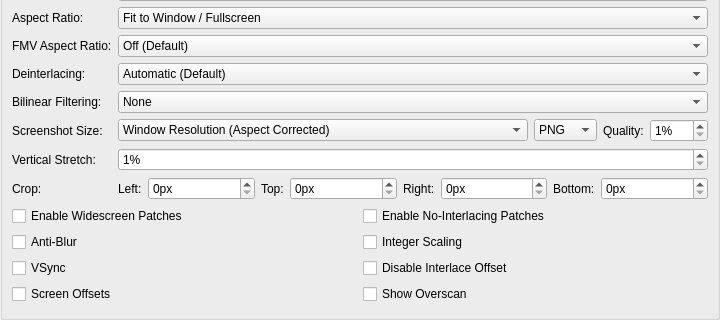
First picture: the form in pcsx2-qt/Settings/GraphicsSettingsWidget.ui, repository PCSX2/pcsx2, before the edit; both pictures show x 0 to 720 and y 145 to 465 of the 720 by 465 pixel window.
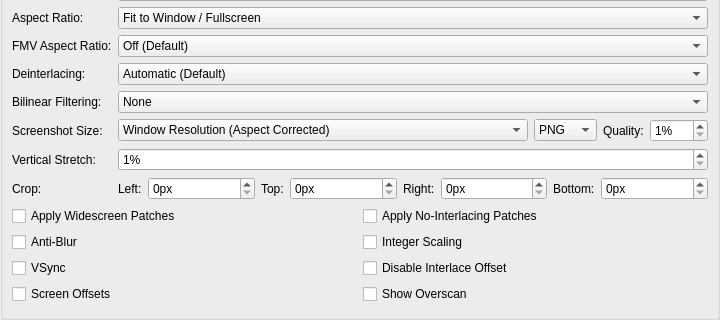
Second picture: the form after the edit.

Commit message: Qt: Rename "Enable" to "Apply" for WS/NI patches (#11236)

The edit to the form file:
```diff
--- a/pcsx2-qt/Settings/GraphicsSettingsWidget.ui
+++ b/pcsx2-qt/Settings/GraphicsSettingsWidget.ui
@@ -356,14 +356,14 @@
          <item row="0" column="0">
           <widget class="QCheckBox" name="widescreenPatches">
            <property name="text">
-            <string>Enable Widescreen Patches</string>
+            <string>Apply Widescreen Patches</string>
            </property>
           </widget>
          </item>
          <item row="0" column="1">
           <widget class="QCheckBox" name="noInterlacingPatches">
            <property name="text">
-            <string>Enable No-Interlacing Patches</string>
+            <string>Apply No-Interlacing Patches</string>
            </property>
           </widget>
          </item>
```
